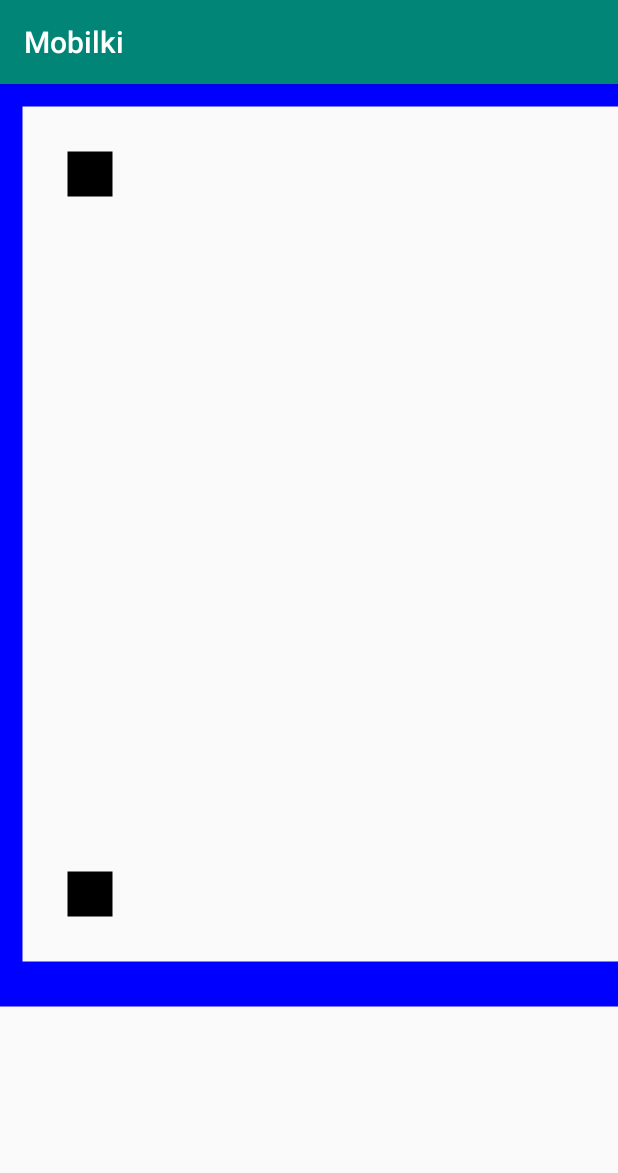
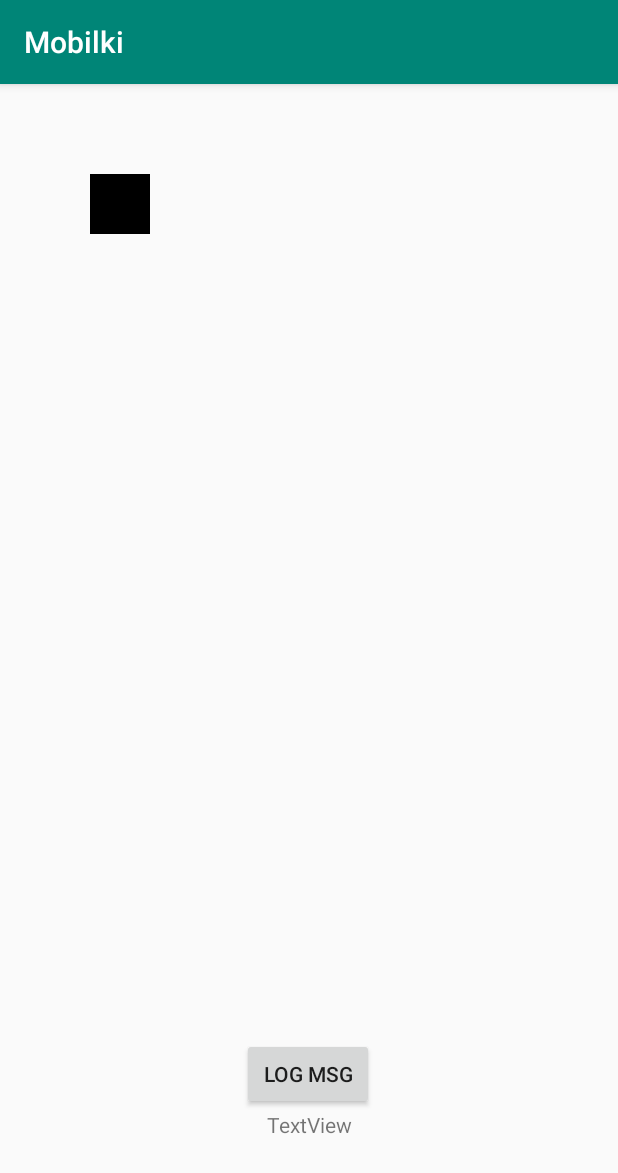
Before and after one commit to DorianOlympia/mobilki_lokalizacja, an Android app: the screen it shows after launch (MainActivity), on a phone screen of 412 x 824 dp. Shown: the top 1173 px of the screen. Run offline under Robolectric (Android 15) with nearby library versions, the phone set to English and light mode, and no system bars; libraries missing offline, so code that uses them is left out: com.lemmingapex.trilateration, org.apache.commons; 10 statements that could not run were skipped.

Commit message:
3laby RSSI

```diff
--- a/app/build.gradle
+++ b/app/build.gradle
@@ -26,4 +26,5 @@ dependencies {
     androidTestImplementation 'com.android.support.test:runner:1.0.2'
     androidTestImplementation 'com.android.support.test.espresso:espresso-core:3.0.2'
     implementation 'com.lemmingapex.trilateration:trilateration:1.0.2'
+    compile group: 'org.apache.commons', name: 'commons-collections4', version: '4.3'
 }
--- a/app/src/main/java/com/example/model/Room.java
+++ b/app/src/main/java/com/example/model/Room.java
@@ -14,9 +14,10 @@ public class Room implements Serializable {
         this.yLengthMeters = yLengthMeters;
 
         routerList = Arrays.asList(
-                new Router("Mobilne", 1, 1, 5.5f),
-                new Router("r2", 1, 9, 3),
-                new Router("r3", 9, 9, 3)
+                new Router("Mobilne1", 1, 1, 0),
+                new Router("Mobilne2", 1, 10.1f, 0),
+                new Router("Mobilne3", 6.3f, 3.5f, 0),
+                new Router("Mobilne4", 7, 7.8f, 0)
         );
     }
 
--- a/app/src/main/java/com/example/model/Router.java
+++ b/app/src/main/java/com/example/model/Router.java
@@ -3,17 +3,22 @@ package com.example.model;
 import java.io.Serializable;
 
 public class Router implements Serializable {
-    private String id;
+    private String mac;
     private float xPosMeters;
     private float yPosMeters;
 
     private float distance;
+    private int rssi = 0;
+    private float rssiDistance = 0.0f;
 
-    public Router(String id, float xPosMeters, float yPosMeters, float distance) {
-        this.id = id;
+
+
+    public Router(String mac, float xPosMeters, float yPosMeters, float distance) {
+        this.mac = mac;
         this.xPosMeters = xPosMeters;
         this.yPosMeters = yPosMeters;
         this.distance = distance;
+
     }
 
     public float getDistance() {
@@ -31,4 +36,30 @@ public class Router implements Serializable {
     public float getyPosMeters() {
         return yPosMeters;
     }
+
+    public String getMac() {
+        return mac;
+    }
+    public int getRssi() {
+        return rssi;
+    }
+
+    public void setRssi(int rssi) {
+        this.rssi = rssi;
+    }
+
+    public float getRssiDistance() {
+        return rssiDistance;
+    }
+
+    public void setRssiDistance(float rssiDistance) {
+        this.rssiDistance = rssiDistance;
+    }
+
+
+
+    @Override
+    public String toString() {
+        return mac + " " + xPosMeters + " " + yPosMeters + " " + distance;
+    }
 }
--- a/app/src/main/java/com/example/navigation/NavigationView.java
+++ b/app/src/main/java/com/example/navigation/NavigationView.java
@@ -16,6 +16,12 @@ import org.apache.commons.math3.fitting.leastsquares.LeastSquaresOptimizer;
 import org.apache.commons.math3.fitting.leastsquares.LevenbergMarquardtOptimizer;
 
 public class NavigationView extends View {
+    private Paint rssiPaint;
+
+    private Room room;
+    private Paint wallPaint;
+    private Paint routerPaint;
+    private Paint phonePaint;
     public NavigationView(Context context, AttributeSet attrs) {
         super(context, attrs);
 
@@ -32,12 +38,11 @@ public class NavigationView extends View {
         phonePaint = new Paint();
         phonePaint.setStrokeWidth(0.5f);
         phonePaint.setColor(Color.CYAN);
+
+        rssiPaint = new Paint();
+        rssiPaint.setStrokeWidth(0.5f);
+        rssiPaint.setColor(Color.RED);
     }
-
-    private Room room;
-    private Paint wallPaint;
-    private Paint routerPaint;
-    private Paint phonePaint;
 
     public void setRoom(Room room) {
         this.room = room;
@@ -48,12 +53,12 @@ public class NavigationView extends View {
         super.onDraw(canvas);
 
         canvas.save();
-        canvas.scale(90, 90);
+        canvas.scale(120, 120);
 //        canvas.translate(mPosX, mPosY);
-        drawWalls(canvas);
+//        drawWalls(canvas);
         drawRouters(canvas);
         drawPosition(canvas);
-
+        drawPositionRSSI(canvas);
         canvas.restore();
     }
 
@@ -87,4 +92,20 @@ public class NavigationView extends View {
         double[] centroid = optimum.getPoint().toArray();
         canvas.drawPoint((float)centroid[0], (float)centroid[1], phonePaint);
     }
+
+    public void drawPositionRSSI(Canvas canvas){
+        double[] routerDistances = new double[room.getRouterList().size()];
+        double[][] routerPositions = new double[room.getRouterList().size()][2];
+        for(int i = 0;i<room.getRouterList().size();i++){
+            routerDistances[i]= (double) room.getRouterList().get(i).getRssiDistance();
+            routerPositions[i][0]= (double) room.getRouterList().get(i).getxPosMeters();
+            routerPositions[i][1]= (double) room.getRouterList().get(i).getyPosMeters();
+
+        }
+
+        NonLinearLeastSquaresSolver solver = new NonLinearLeastSquaresSolver(new TrilaterationFunction(routerPositions,routerDistances), new LevenbergMarquardtOptimizer());
+        LeastSquaresOptimizer.Optimum optimum = solver.solve();
+        double[] centroid = optimum.getPoint().toArray();
+        canvas.drawPoint((float)centroid[0], (float)centroid[1], rssiPaint);
+    }
 }
--- a/app/src/main/res/layout/activity_main.xml
+++ b/app/src/main/res/layout/activity_main.xml
@@ -15,4 +15,33 @@
         app:layout_constraintEnd_toEndOf="parent"
         app:layout_constraintStart_toStartOf="parent"
         app:layout_constraintTop_toTopOf="parent" />
+
+    <Button
+        android:id="@+id/btShowData"
+        android:layout_width="wrap_content"
+        android:layout_height="wrap_content"
+        android:layout_marginStart="8dp"
+        android:layout_marginEnd="8dp"
+        android:layout_marginBottom="84dp"
+        android:onClick="onShowLogClicked"
+        android:text="Log msg"
+        app:layout_constraintBottom_toBottomOf="parent"
+        app:layout_constraintEnd_toEndOf="parent"
+        app:layout_constraintHorizontal_bias="0.498"
+        app:layout_constraintStart_toStartOf="parent" />
+
+    <TextView
+        android:id="@+id/tvLog"
+        android:layout_width="wrap_content"
+        android:layout_height="0dp"
+        android:layout_marginStart="8dp"
+        android:layout_marginEnd="8dp"
+        android:layout_marginBottom="8dp"
+        android:text="TextView"
+        app:layout_constraintBottom_toBottomOf="@+id/navigation_view"
+        app:layout_constraintEnd_toEndOf="parent"
+        app:layout_constraintStart_toStartOf="parent"
+        app:layout_constraintTop_toBottomOf="@+id/btShowData" />
+
+
 </android.support.constraint.ConstraintLayout>
--- a/build.gradle
+++ b/build.gradle
@@ -8,7 +8,6 @@ buildscript {
     }
     dependencies {
         classpath 'com.android.tools.build:gradle:3.4.0'
-
         // NOTE: Do not place your application dependencies here; they belong
         // in the individual module build.gradle files
     }
```
Also changed, not shown: app/src/main/java/com/example/mobilki/MainActivity.java (+46 -19 lines).
